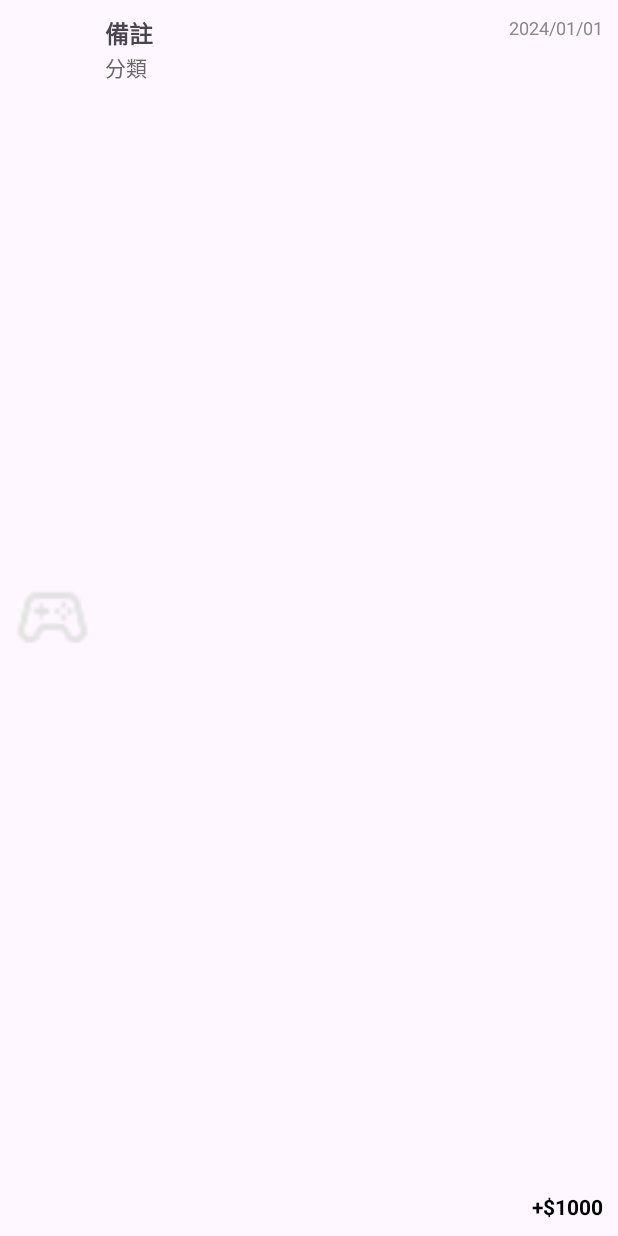
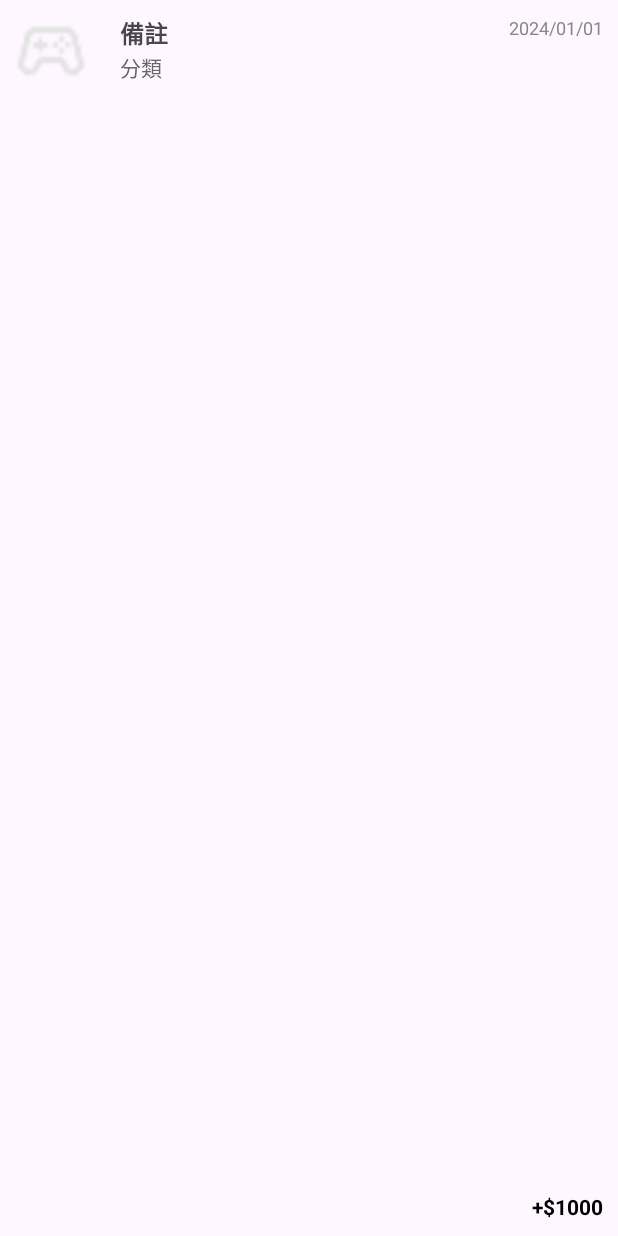
Before and after one commit to lostpay/budget_app_android, an Android app: the layout item_layout.xml on its own in the app's theme, with its tools: preview values and no code run, on a phone screen of 412 x 824 dp. Run offline under Robolectric (Android 15) with nearby library versions, the phone set to English and light mode, and no system bars.

Commit message:
Fixed icon size for history; 修改圖片為歷史的大小。

```diff
--- a/app/src/main/res/layout/item_layout.xml
+++ b/app/src/main/res/layout/item_layout.xml
@@ -6,11 +6,11 @@
 
     <ImageView
         android:id="@+id/iv_logo"
-        android:layout_width="50dp"
-        android:layout_height="50dp"
-        android:layout_alignParentStart="true"
-        android:layout_centerVertical="true"
-        android:scaleType="fitCenter"
+        android:layout_width="48dp"
+        android:layout_height="48dp"
+        android:layout_marginEnd="12dp"
+        android:scaleType="centerCrop"
+        android:adjustViewBounds="true"
         android:src="@drawable/games" />
 
     <TextView
```
